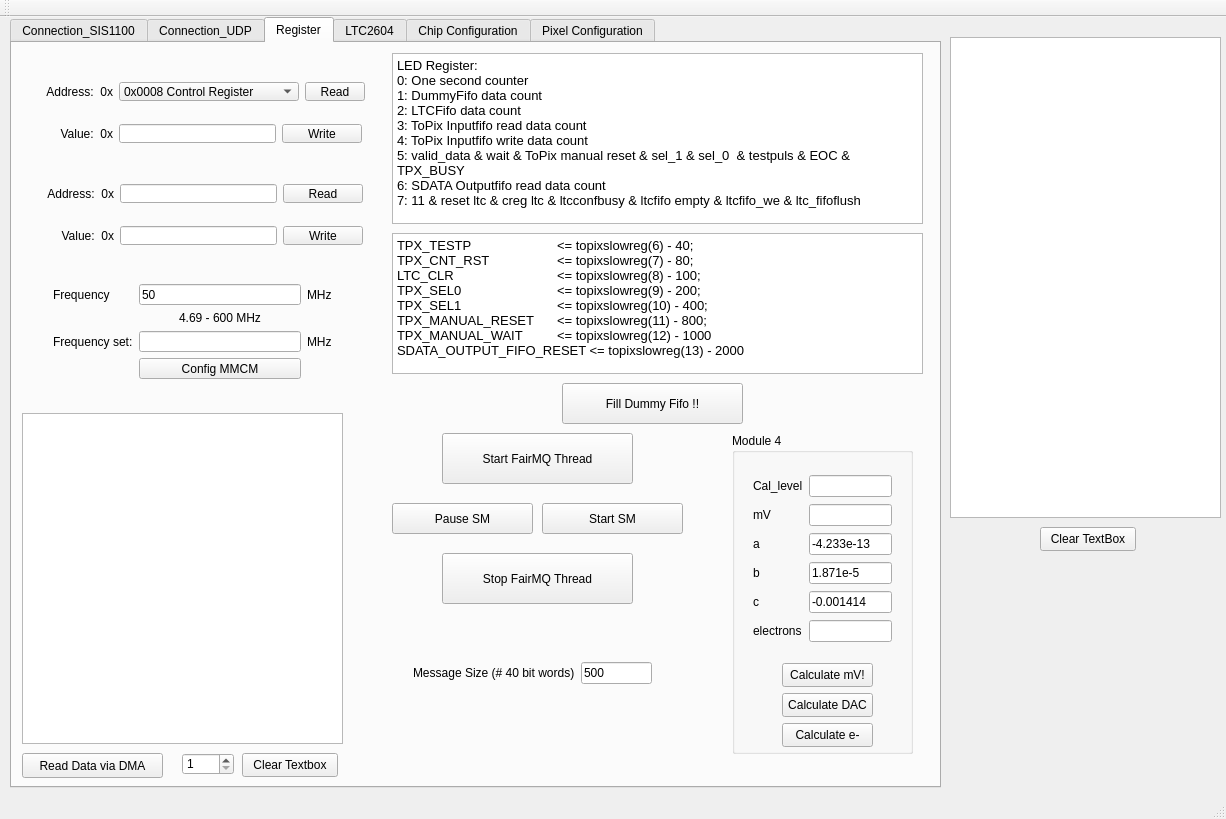
Above: software/topix4_main/mainwindow.ui from Kristallfee/jdrs before the change. Below: the same form after it.
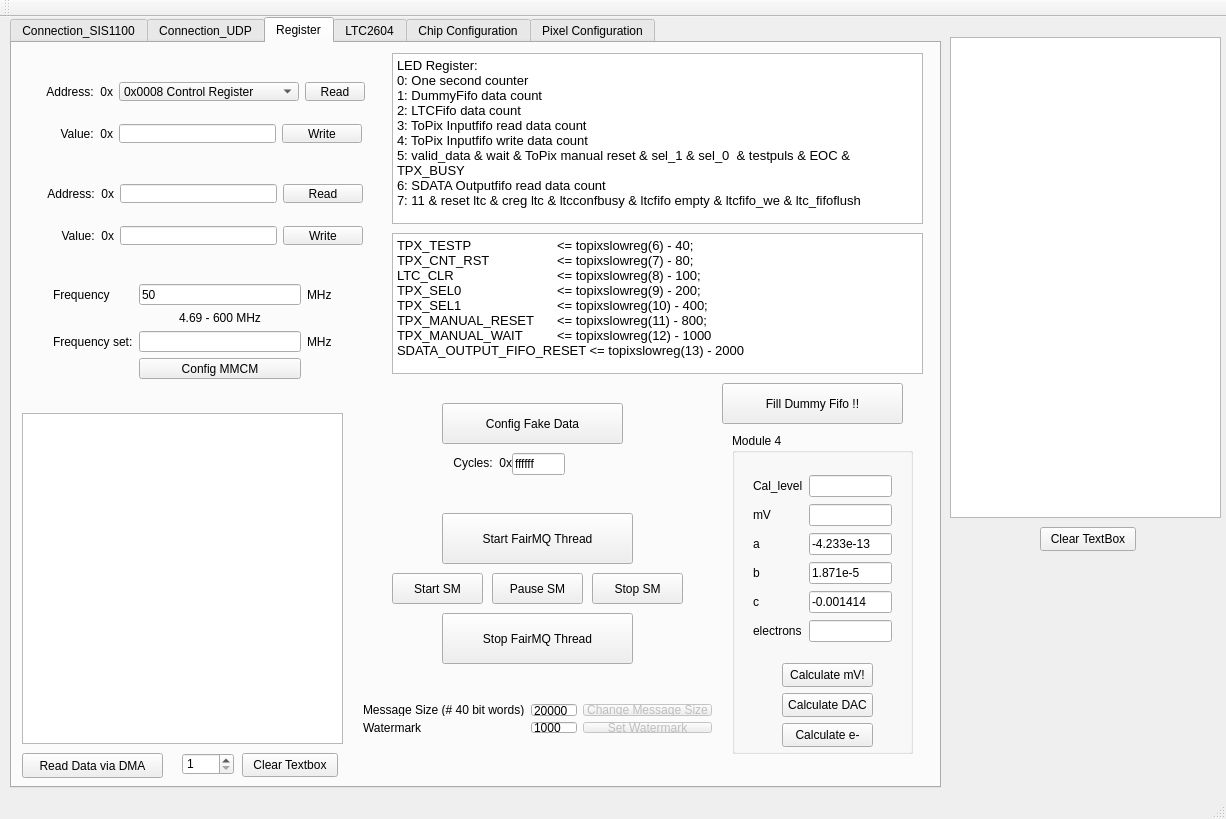
That is the form after the change. Icons and pictures are not drawn.

Patch:
```diff
--- a/software/topix4_main/mainwindow.ui
+++ b/software/topix4_main/mainwindow.ui
@@ -1331,7 +1331,7 @@
      <widget class="QPushButton" name="pushButton_fillFifo">
       <property name="geometry">
        <rect>
-        <x>550</x>
+        <x>710</x>
         <y>340</y>
         <width>181</width>
         <height>41</height>
@@ -1622,7 +1622,7 @@
       <property name="geometry">
        <rect>
         <x>430</x>
-        <y>390</y>
+        <y>470</y>
         <width>191</width>
         <height>51</height>
        </rect>
@@ -1635,7 +1635,7 @@
       <property name="geometry">
        <rect>
         <x>430</x>
-        <y>510</y>
+        <y>570</y>
         <width>191</width>
         <height>51</height>
        </rect>
@@ -1647,17 +1647,27 @@
      <widget class="QWidget" name="gridLayoutWidget_2">
       <property name="geometry">
        <rect>
-        <x>390</x>
-        <y>600</y>
-        <width>261</width>
-        <height>61</height>
+        <x>340</x>
+        <y>650</y>
+        <width>371</width>
+        <height>51</height>
        </rect>
       </property>
       <layout class="QGridLayout" name="gridLayout">
+       <item row="0" column="2">
+        <widget class="QPushButton" name="pushButton_fillFifo_3">
+         <property name="enabled">
+          <bool>false</bool>
+         </property>
+         <property name="text">
+          <string>Change Message Size</string>
+         </property>
+        </widget>
+       </item>
        <item row="0" column="1">
         <widget class="QLineEdit" name="lineEdit_fairmq_message_size">
          <property name="text">
-          <string>500</string>
+          <string>20000</string>
          </property>
         </widget>
        </item>
@@ -1668,14 +1678,38 @@
          </property>
         </widget>
        </item>
+       <item row="1" column="2">
+        <widget class="QPushButton" name="pushButton_fillFifo_4">
+         <property name="enabled">
+          <bool>false</bool>
+         </property>
+         <property name="text">
+          <string>Set Watermark</string>
+         </property>
+        </widget>
+       </item>
+       <item row="1" column="1">
+        <widget class="QLineEdit" name="lineEdit_fairmq_watermark">
+         <property name="text">
+          <string>1000</string>
+         </property>
+        </widget>
+       </item>
+       <item row="1" column="0">
+        <widget class="QLabel" name="label_2">
+         <property name="text">
+          <string>Watermark</string>
+         </property>
+        </widget>
+       </item>
       </layout>
      </widget>
      <widget class="QPushButton" name="pushButton_pause_fairmq_sm">
       <property name="geometry">
        <rect>
-        <x>380</x>
-        <y>460</y>
-        <width>141</width>
+        <x>480</x>
+        <y>530</y>
+        <width>91</width>
         <height>31</height>
        </rect>
       </property>
@@ -1686,9 +1720,9 @@
      <widget class="QPushButton" name="pushButton_start_fairmq_sm">
       <property name="geometry">
        <rect>
-        <x>530</x>
-        <y>460</y>
-        <width>141</width>
+        <x>380</x>
+        <y>530</y>
+        <width>91</width>
         <height>31</height>
        </rect>
       </property>
@@ -1696,6 +1730,79 @@
        <string>Start SM</string>
       </property>
      </widget>
+     <widget class="QPushButton" name="pushButton_stop_fairmq_sm">
+      <property name="geometry">
+       <rect>
+        <x>580</x>
+        <y>530</y>
+        <width>91</width>
+        <height>31</height>
+       </rect>
+      </property>
+      <property name="text">
+       <string>Stop SM</string>
+      </property>
+     </widget>
+     <widget class="QPushButton" name="pushButton_ConfigFakeData">
+      <property name="geometry">
+       <rect>
+        <x>430</x>
+        <y>360</y>
+        <width>181</width>
+        <height>41</height>
+       </rect>
+      </property>
+      <property name="text">
+       <string>Config Fake Data</string>
+      </property>
+     </widget>
+     <widget class="QLineEdit" name="lineEdit_fakedata_cyclesbetweenmessages">
+      <property name="geometry">
+       <rect>
+        <x>500</x>
+        <y>410</y>
+        <width>53</width>
+        <height>22</height>
+       </rect>
+      </property>
+      <property name="text">
+       <string>ffffff</string>
+      </property>
+     </widget>
+     <widget class="QLabel" name="label_transportvalue_3">
+      <property name="geometry">
+       <rect>
+        <x>420</x>
+        <y>400</y>
+        <width>80</width>
+        <height>39</height>
+       </rect>
+      </property>
+      <property name="sizePolicy">
+       <sizepolicy hsizetype="Fixed" vsizetype="Preferred">
+        <horstretch>0</horstretch>
+        <verstretch>0</verstretch>
+       </sizepolicy>
+      </property>
+      <property name="minimumSize">
+       <size>
+        <width>80</width>
+        <height>0</height>
+       </size>
+      </property>
+      <property name="maximumSize">
+       <size>
+        <width>80</width>
+        <height>16777215</height>
+       </size>
+      </property>
+      <property name="text">
+       <string>Cycles:  0x</string>
+      </property>
+      <property name="alignment">
+       <set>Qt::AlignRight|Qt::AlignTrailing|Qt::AlignVCenter</set>
+      </property>
+     </widget>
     </widget>
     <widget class="QWidget" name="LTC2604">
      <attribute name="title">
```
Left out of the diff: 2 changed lines with no effect on the pictures.
